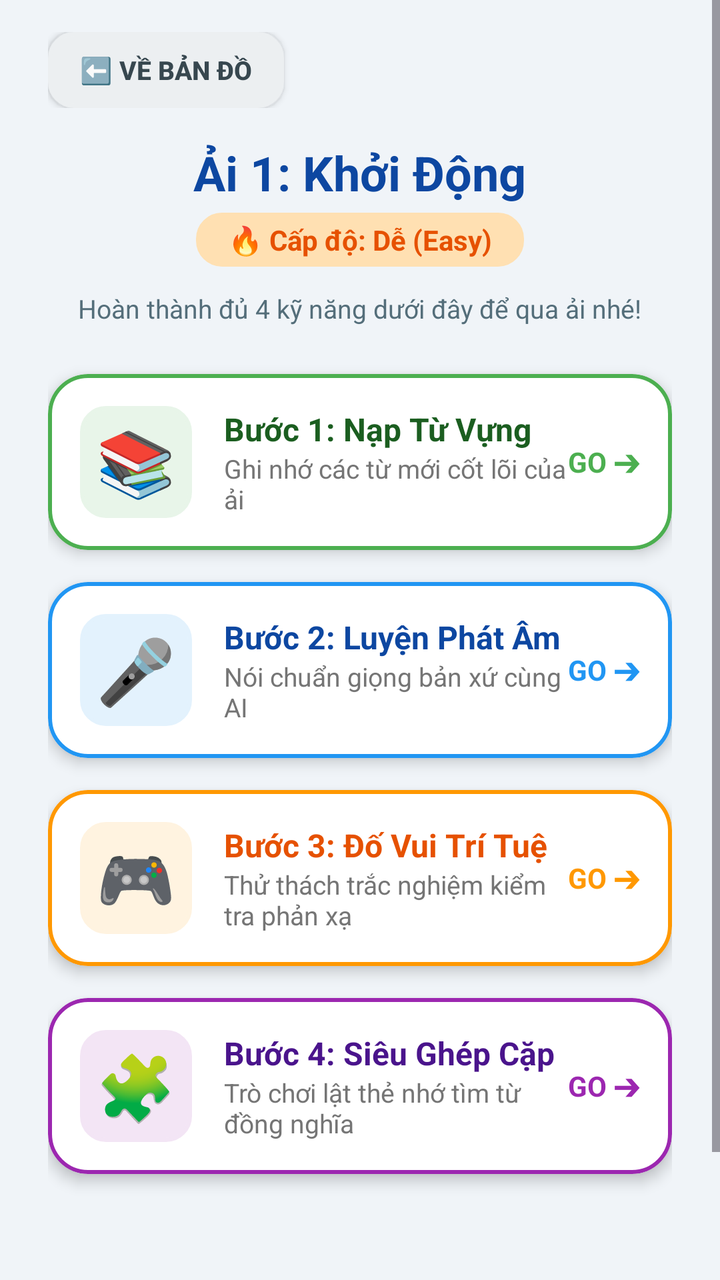
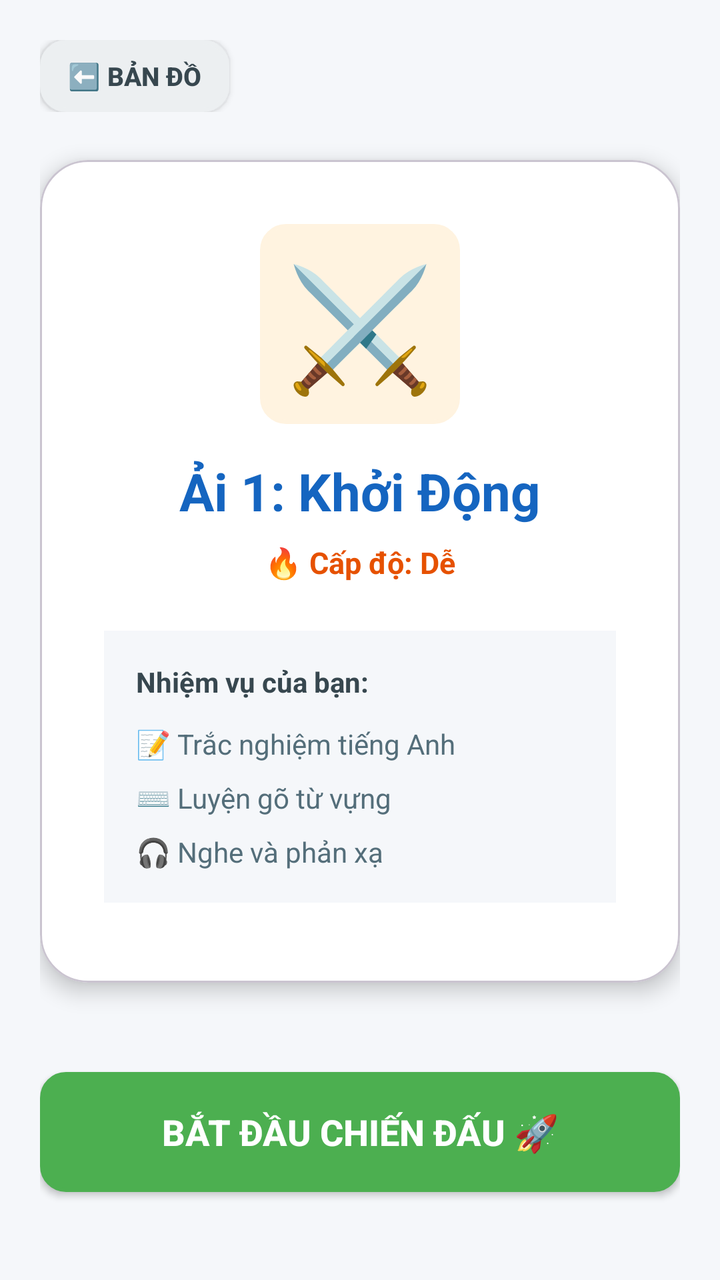

An Android layout rendered at two revisions. The XML below is the earlier revision; the diff shows what the commit changed to produce the second picture.
<!-- AndroidManifest.xml: application theme Theme.EnglishAI -->
<!-- res/layout/fragment_stage_mission.xml -->
<?xml version="1.0" encoding="utf-8"?>
<ScrollView xmlns:android="http://schemas.android.com/apk/res/android"
    xmlns:app="http://schemas.android.com/apk/res-auto"
    android:layout_width="match_parent"
    android:layout_height="match_parent"
    android:background="#F0F4F8"
    android:fillViewport="true">

    <LinearLayout
        android:layout_width="match_parent"
        android:layout_height="wrap_content"
        android:orientation="vertical"
        android:paddingHorizontal="24dp"
        android:paddingTop="16dp"
        android:paddingBottom="100dp">

        
        <LinearLayout
            android:layout_width="match_parent"
            android:layout_height="wrap_content"
            android:orientation="horizontal"
            android:gravity="center_vertical"
            android:layout_marginBottom="16dp">

            <androidx.appcompat.widget.AppCompatButton
                android:id="@+id/btnBackToHome"
                android:layout_width="wrap_content"
                android:layout_height="38dp"
                android:background="@drawable/bg_button_quiz"
                android:backgroundTint="#ECEFF1"
                android:text="⬅️ Về Bản Đồ"
                android:textColor="#37474F"
                android:textSize="13sp"
                android:textStyle="bold"
                android:paddingHorizontal="16dp"
                android:elevation="0dp"/>
        </LinearLayout>

        
        <LinearLayout
            android:layout_width="match_parent"
            android:layout_height="wrap_content"
            android:orientation="vertical"
            android:gravity="center"
            android:layout_marginBottom="24dp">

            <TextView
                android:id="@+id/tvStageTitle"
                android:layout_width="wrap_content"
                android:layout_height="wrap_content"
                android:text="Ải 1: Khởi Động"
                android:textSize="24sp"
                android:textStyle="bold"
                android:textColor="#0D47A1"/>

            <TextView
                android:id="@+id/tvStageDifficulty"
                android:layout_width="wrap_content"
                android:layout_height="wrap_content"
                android:text="🔥 Cấp độ: Dễ (Easy)"
                android:textSize="14sp"
                android:textStyle="bold"
                android:textColor="#E65100"
                android:layout_marginTop="4dp"
                android:background="@drawable/bg_button_quiz"
                android:backgroundTint="#FFE0B2"
                android:paddingHorizontal="16dp"
                android:paddingVertical="4dp"/>

            <TextView
                android:layout_width="wrap_content"
                android:layout_height="wrap_content"
                android:text="Hoàn thành đủ 4 kỹ năng dưới đây để qua ải nhé!"
                android:textSize="13sp"
                android:textColor="#546E7A"
                android:layout_marginTop="12dp"/>
        </LinearLayout>

        
        <com.google.android.material.card.MaterialCardView
            android:id="@+id/cardMissionVocab"
            android:layout_width="match_parent"
            android:layout_height="wrap_content"
            android:layout_marginBottom="16dp"
            app:cardCornerRadius="20dp"
            app:cardElevation="4dp"
            app:cardBackgroundColor="#FFFFFF"
            app:strokeWidth="2dp"
            app:strokeColor="#4CAF50"
            android:clickable="true"
            android:focusable="true">

            <LinearLayout
                android:layout_width="match_parent"
                android:layout_height="wrap_content"
                android:orientation="horizontal"
                android:padding="16dp"
                android:gravity="center_vertical"
                android:background="?attr/selectableItemBackground">

                <TextView
                    android:layout_width="56dp"
                    android:layout_height="56dp"
                    android:text="📚"
                    android:textSize="32sp"
                    android:gravity="center"
                    android:background="@drawable/bg_button_quiz"
                    android:backgroundTint="#E8F5E9"/>

                <LinearLayout
                    android:layout_width="0dp"
                    android:layout_height="wrap_content"
                    android:layout_weight="1"
                    android:orientation="vertical"
                    android:layout_marginStart="16dp">
                    <TextView
                        android:layout_width="wrap_content"
                        android:layout_height="wrap_content"
                        android:text="Bước 1: Nạp Từ Vựng"
                        android:textSize="16sp"
                        android:textStyle="bold"
                        android:textColor="#1B5E20"/>
                    <TextView
                        android:layout_width="wrap_content"
                        android:layout_height="wrap_content"
                        android:text="Ghi nhớ các từ mới cốt lõi của ải"
                        android:textSize="13sp"
                        android:textColor="#757575"/>
                </LinearLayout>

                <TextView
                    android:layout_width="wrap_content"
                    android:layout_height="wrap_content"
                    android:text="GO ➔"
                    android:textStyle="bold"
                    android:textColor="#4CAF50"
                    android:textSize="14sp"/>
            </LinearLayout>
        </com.google.android.material.card.MaterialCardView>

        
        <com.google.android.material.card.MaterialCardView
            android:id="@+id/cardMissionSpeaking"
            android:layout_width="match_parent"
            android:layout_height="wrap_content"
            android:layout_marginBottom="16dp"
            app:cardCornerRadius="20dp"
            app:cardElevation="4dp"
            app:cardBackgroundColor="#FFFFFF"
            app:strokeWidth="2dp"
            app:strokeColor="#2196F3"
            android:clickable="true"
            android:focusable="true">

            <LinearLayout
                android:layout_width="match_parent"
                android:layout_height="wrap_content"
                android:orientation="horizontal"
                android:padding="16dp"
                android:gravity="center_vertical"
                android:background="?attr/selectableItemBackground">

                <TextView
                    android:layout_width="56dp"
                    android:layout_height="56dp"
                    android:text="🎤"
                    android:textSize="32sp"
                    android:gravity="center"
                    android:background="@drawable/bg_button_quiz"
                    android:backgroundTint="#E3F2FD"/>

                <LinearLayout
                    android:layout_width="0dp"
                    android:layout_height="wrap_content"
                    android:layout_weight="1"
                    android:orientation="vertical"
                    android:layout_marginStart="16dp">
                    <TextView
                        android:layout_width="wrap_content"
                        android:layout_height="wrap_content"
                        android:text="Bước 2: Luyện Phát Âm"
                        android:textSize="16sp"
                        android:textStyle="bold"
                        android:textColor="#0D47A1"/>
                    <TextView
                        android:layout_width="wrap_content"
                        android:layout_height="wrap_content"
                        android:text="Nói chuẩn giọng bản xứ cùng AI"
                        android:textSize="13sp"
                        android:textColor="#757575"/>
                </LinearLayout>

                <TextView
                    android:layout_width="wrap_content"
                    android:layout_height="wrap_content"
                    android:text="GO ➔"
                    android:textStyle="bold"
                    android:textColor="#2196F3"
                    android:textSize="14sp"/>
            </LinearLayout>
        </com.google.android.material.card.MaterialCardView>

        
        <com.google.android.material.card.MaterialCardView
            android:id="@+id/cardMissionQuiz"
            android:layout_width="match_parent"
            android:layout_height="wrap_content"
            android:layout_marginBottom="16dp"
            app:cardCornerRadius="20dp"
            app:cardElevation="4dp"
            app:cardBackgroundColor="#FFFFFF"
            app:strokeWidth="2dp"
            app:strokeColor="#FF9800"
            android:clickable="true"
            android:focusable="true">

            <LinearLayout
                android:layout_width="match_parent"
                android:layout_height="wrap_content"
                android:orientation="horizontal"
                android:padding="16dp"
                android:gravity="center_vertical"
                android:background="?attr/selectableItemBackground">

                <TextView
                    android:layout_width="56dp"
                    android:layout_height="56dp"
                    android:text="🎮"
                    android:textSize="32sp"
                    android:gravity="center"
                    android:background="@drawable/bg_button_quiz"
                    android:backgroundTint="#FFF3E0"/>

                <LinearLayout
                    android:layout_width="0dp"
                    android:layout_height="wrap_content"
                    android:layout_weight="1"
                    android:orientation="vertical"
                    android:layout_marginStart="16dp">
                    <TextView
                        android:layout_width="wrap_content"
                        android:layout_height="wrap_content"
                        android:text="Bước 3: Đố Vui Trí Tuệ"
                        android:textSize="16sp"
                        android:textStyle="bold"
                        android:textColor="#E65100"/>
                    <TextView
                        android:layout_width="wrap_content"
                        android:layout_height="wrap_content"
                        android:text="Thử thách trắc nghiệm kiểm tra phản xạ"
                        android:textSize="13sp"
                        android:textColor="#757575"/>
                </LinearLayout>

                <TextView
                    android:layout_width="wrap_content"
                    android:layout_height="wrap_content"
                    android:text="GO ➔"
                    android:textStyle="bold"
                    android:textColor="#FF9800"
                    android:textSize="14sp"/>
            </LinearLayout>
        </com.google.android.material.card.MaterialCardView>

        
        <com.google.android.material.card.MaterialCardView
            android:id="@+id/cardMissionMemory"
            android:layout_width="match_parent"
            android:layout_height="wrap_content"
            android:layout_marginBottom="24dp"
            app:cardCornerRadius="20dp"
            app:cardElevation="4dp"
            app:cardBackgroundColor="#FFFFFF"
            app:strokeWidth="2dp"
            app:strokeColor="#9C27B0"
            android:clickable="true"
            android:focusable="true">

            <LinearLayout
                android:layout_width="match_parent"
                android:layout_height="wrap_content"
                android:orientation="horizontal"
                android:padding="16dp"
                android:gravity="center_vertical"
                android:background="?attr/selectableItemBackground">

                <TextView
                    android:layout_width="56dp"
                    android:layout_height="56dp"
                    android:text="🧩"
                    android:textSize="32sp"
                    android:gravity="center"
                    android:background="@drawable/bg_button_quiz"
                    android:backgroundTint="#F3E5F5"/>

                <LinearLayout
                    android:layout_width="0dp"
                    android:layout_height="wrap_content"
                    android:layout_weight="1"
                    android:orientation="vertical"
                    android:layout_marginStart="16dp">
                    <TextView
                        android:layout_width="wrap_content"
                        android:layout_height="wrap_content"
                        android:text="Bước 4: Siêu Ghép Cặp"
                        android:textSize="16sp"
                        android:textStyle="bold"
                        android:textColor="#4A148C"/>
                    <TextView
                        android:layout_width="wrap_content"
                        android:layout_height="wrap_content"
                        android:text="Trò chơi lật thẻ nhớ tìm từ đồng nghĩa"
                        android:textSize="13sp"
                        android:textColor="#757575"/>
                </LinearLayout>

                <TextView
                    android:layout_width="wrap_content"
                    android:layout_height="wrap_content"
                    android:text="GO ➔"
                    android:textStyle="bold"
                    android:textColor="#9C27B0"
                    android:textSize="14sp"/>
            </LinearLayout>
        </com.google.android.material.card.MaterialCardView>

    </LinearLayout>
</ScrollView>
<!-- resources referenced by this layout -->
<resources>
  <!-- drawable bg_button_quiz (drawable) -->
  <?xml version="1.0" encoding="utf-8"?>
  <shape xmlns:android="http://schemas.android.com/apk/res/android" android:shape="rectangle">
      <corners android:radius="12dp" />
      <solid android:color="#F5F5F5" />
      <stroke android:width="2dp" android:color="#BDBDBD" />
  </shape>
  <style name="Theme.EnglishAI" parent="Base.Theme.EnglishAI" />
  <style name="Base.Theme.EnglishAI" parent="Theme.Material3.DayNight.NoActionBar">
          
          
      </style>
</resources>

<!-- the commit's change to res/layout/fragment_stage_mission.xml (unified diff, before → after) -->
@@ -1,328 +1,137 @@
 <?xml version="1.0" encoding="utf-8"?>
-<ScrollView xmlns:android="http://schemas.android.com/apk/res/android"
+<LinearLayout xmlns:android="http://schemas.android.com/apk/res/android"
     xmlns:app="http://schemas.android.com/apk/res-auto"
     android:layout_width="match_parent"
     android:layout_height="match_parent"
-    android:background="#F0F4F8"
-    android:fillViewport="true">
+    android:background="#F5F7FA"
+    android:orientation="vertical"
+    android:padding="20dp"
+    android:gravity="center_horizontal">
 
+    
     <LinearLayout
         android:layout_width="match_parent"
         android:layout_height="wrap_content"
-        android:orientation="vertical"
-        android:paddingHorizontal="24dp"
-        android:paddingTop="16dp"
-        android:paddingBottom="100dp">
+        android:gravity="center_vertical"
+        android:layout_marginBottom="24dp">
 
-        
-        <LinearLayout
-            android:layout_width="match_parent"
-            android:layout_height="wrap_content"
-            android:orientation="horizontal"
-            android:gravity="center_vertical"
-            android:layout_marginBottom="16dp">
+        <androidx.appcompat.widget.AppCompatButton
+            android:id="@+id/btnBackToHome"
+            android:layout_width="wrap_content"
+            android:layout_height="36dp"
+            android:background="@drawable/bg_button_quiz"
+            android:backgroundTint="#ECEFF1"
+            android:text="⬅️ BẢN ĐỒ"
+            android:textColor="#37474F"
+            android:textSize="13sp"
+            android:textStyle="bold"
+            android:paddingHorizontal="14dp"
+            android:elevation="0dp"/>
+    </LinearLayout>
 
-            <androidx.appcompat.widget.AppCompatButton
-                android:id="@+id/btnBackToHome"
-                android:layout_width="wrap_content"
-                android:layout_height="38dp"
-                android:background="@drawable/bg_button_quiz"
-                android:backgroundTint="#ECEFF1"
-                android:text="⬅️ Về Bản Đồ"
-                android:textColor="#37474F"
-                android:textSize="13sp"
-                android:textStyle="bold"
-                android:paddingHorizontal="16dp"
-                android:elevation="0dp"/>
-        </LinearLayout>
+    
+    <com.google.android.material.card.MaterialCardView
+        android:layout_width="match_parent"
+        android:layout_height="wrap_content"
+        app:cardCornerRadius="24dp"
+        app:cardElevation="6dp"
+        app:cardBackgroundColor="#FFFFFF"
+        android:layout_marginBottom="32dp">
 
-        
         <LinearLayout
             android:layout_width="match_parent"
             android:layout_height="wrap_content"
             android:orientation="vertical"
             android:gravity="center"
-            android:layout_marginBottom="24dp">
+            android:padding="32dp">
+
+            
+            <TextView
+                android:layout_width="100dp"
+                android:layout_height="100dp"
+                android:text="⚔️"
+                android:textSize="60sp"
+                android:gravity="center"
+                android:background="@drawable/bg_button_quiz"
+                android:backgroundTint="#FFF3E0"
+                android:layout_marginBottom="16dp"/>
 
             <TextView
                 android:id="@+id/tvStageTitle"
                 android:layout_width="wrap_content"
                 android:layout_height="wrap_content"
                 android:text="Ải 1: Khởi Động"
-                android:textSize="24sp"
+                android:textSize="26sp"
                 android:textStyle="bold"
-                android:textColor="#0D47A1"/>
+                android:textColor="#1565C0"
+                android:layout_marginBottom="8dp"/>
 
             <TextView
                 android:id="@+id/tvStageDifficulty"
                 android:layout_width="wrap_content"
                 android:layout_height="wrap_content"
-                android:text="🔥 Cấp độ: Dễ (Easy)"
-                android:textSize="14sp"
+                android:text="🔥 Cấp độ: Dễ"
+                android:textColor="#E65100"
                 android:textStyle="bold"
-                android:textColor="#E65100"
-                android:layout_marginTop="4dp"
-                android:background="@drawable/bg_button_quiz"
-                android:backgroundTint="#FFE0B2"
-                android:paddingHorizontal="16dp"
-                android:paddingVertical="4dp"/>
+                android:textSize="15sp"
+                android:layout_marginBottom="24dp"/>
 
-            <TextView
-                android:layout_width="wrap_content"
-                android:layout_height="wrap_content"
-                android:text="Hoàn thành đủ 4 kỹ năng dưới đây để qua ải nhé!"
-                android:textSize="13sp"
-                android:textColor="#546E7A"
-                android:layout_marginTop="12dp"/>
-        </LinearLayout>
-
-        
-        <com.google.android.material.card.MaterialCardView
-            android:id="@+id/cardMissionVocab"
-            android:layout_width="match_parent"
-            android:layout_height="wrap_content"
-            android:layout_marginBottom="16dp"
-            app:cardCornerRadius="20dp"
-            app:cardElevation="4dp"
-            app:cardBackgroundColor="#FFFFFF"
-            app:strokeWidth="2dp"
-            app:strokeColor="#4CAF50"
-            android:clickable="true"
-            android:focusable="true">
-
+            
             <LinearLayout
                 android:layout_width="match_parent"
                 android:layout_height="wrap_content"
-                android:orientation="horizontal"
+                android:orientation="vertical"
+                android:background="#F5F7FA"
                 android:padding="16dp"
-                android:gravity="center_vertical"
-                android:background="?attr/selectableItemBackground">
-
-                <TextView
-                    android:layout_width="56dp"
-                    android:layout_height="56dp"
-                    android:text="📚"
-                    android:textSize="32sp"
-                    android:gravity="center"
-                    android:background="@drawable/bg_button_quiz"
-                    android:backgroundTint="#E8F5E9"/>
-
-                <LinearLayout
-                    android:layout_width="0dp"
-                    android:layout_height="wrap_content"
-                    android:layout_weight="1"
-                    android:orientation="vertical"
-                    android:layout_marginStart="16dp">
-                    <TextView
-                        android:layout_width="wrap_content"
-                        android:layout_height="wrap_content"
-                        android:text="Bước 1: Nạp Từ Vựng"
-                        android:textSize="16sp"
-                        android:textStyle="bold"
-                        android:textColor="#1B5E20"/>
-                    <TextView
-                        android:layout_width="wrap_content"
-                        android:layout_height="wrap_content"
-                        android:text="Ghi nhớ các từ mới cốt lõi của ải"
-                        android:textSize="13sp"
-                        android:textColor="#757575"/>
-                </LinearLayout>
+                android:layout_marginBottom="8dp">
 
                 <TextView
                     android:layout_width="wrap_content"
                     android:layout_height="wrap_content"
-                    android:text="GO ➔"
+                    android:text="Nhiệm vụ của bạn:"
                     android:textStyle="bold"
-                    android:textColor="#4CAF50"
-                    android:textSize="14sp"/>
-            </LinearLayout>
-        </com.google.android.material.card.MaterialCardView>
-
-        
-        <com.google.android.material.card.MaterialCardView
-            android:id="@+id/cardMissionSpeaking"
-            android:layout_width="match_parent"
-            android:layout_height="wrap_content"
-            android:layout_marginBottom="16dp"
-            app:cardCornerRadius="20dp"
-            app:cardElevation="4dp"
-            app:cardBackgroundColor="#FFFFFF"
-            app:strokeWidth="2dp"
-            app:strokeColor="#2196F3"
-            android:clickable="true"
-            android:focusable="true">
-
-            <LinearLayout
-                android:layout_width="match_parent"
-                android:layout_height="wrap_content"
-                android:orientation="horizontal"
-                android:padding="16dp"
-                android:gravity="center_vertical"
-                android:background="?attr/selectableItemBackground">
-
-                <TextView
-                    android:layout_width="56dp"
-                    android:layout_height="56dp"
-                    android:text="🎤"
-                    android:textSize="32sp"
-                    android:gravity="center"
-                    android:background="@drawable/bg_button_quiz"
-                    android:backgroundTint="#E3F2FD"/>
-
-                <LinearLayout
-                    android:layout_width="0dp"
-                    android:layout_height="wrap_content"
-                    android:layout_weight="1"
-                    android:orientation="vertical"
-                    android:layout_marginStart="16dp">
-                    <TextView
-                        android:layout_width="wrap_content"
-                        android:layout_height="wrap_content"
-                        android:text="Bước 2: Luyện Phát Âm"
-                        android:textSize="16sp"
-                        android:textStyle="bold"
-                        android:textColor="#0D47A1"/>
-                    <TextView
-                        android:layout_width="wrap_content"
-                        android:layout_height="wrap_content"
-                        android:text="Nói chuẩn giọng bản xứ cùng AI"
-                        android:textSize="13sp"
-                        android:textColor="#757575"/>
-                </LinearLayout>
+                    android:textColor="#37474F"
+                    android:layout_marginBottom="12dp"/>
 
                 <TextView
                     android:layout_width="wrap_content"
                     android:layout_height="wrap_content"
-                    android:text="GO ➔"
-                    android:textStyle="bold"
-                    android:textColor="#2196F3"
-                    android:textSize="14sp"/>
-            </LinearLayout>
-        </com.google.android.material.card.MaterialCardView>
-
-        
-        <com.google.android.material.card.MaterialCardView
-            android:id="@+id/cardMissionQuiz"
-            android:layout_width="match_parent"
-            android:layout_height="wrap_content"
-            android:layout_marginBottom="16dp"
-            app:cardCornerRadius="20dp"
-            app:cardElevation="4dp"
-            app:cardBackgroundColor="#FFFFFF"
-            app:strokeWidth="2dp"
-            app:strokeColor="#FF9800"
-            android:clickable="true"
-            android:focusable="true">
-
-            <LinearLayout
-                android:layout_width="match_parent"
-                android:layout_height="wrap_content"
-                android:orientation="horizontal"
-                android:padding="16dp"
-                android:gravity="center_vertical"
-                android:background="?attr/selectableItemBackground">
-
-                <TextView
-                    android:layout_width="56dp"
-                    android:layout_height="56dp"
-                    android:text="🎮"
-                    android:textSize="32sp"
-                    android:gravity="center"
-                    android:background="@drawable/bg_button_quiz"
-                    android:backgroundTint="#FFF3E0"/>
-
-                <LinearLayout
-                    android:layout_width="0dp"
-                    android:layout_height="wrap_content"
-                    android:layout_weight="1"
-                    android:orientation="vertical"
-                    android:layout_marginStart="16dp">
-                    <TextView
-                        android:layout_width="wrap_content"
-                        android:layout_height="wrap_content"
-                        android:text="Bước 3: Đố Vui Trí Tuệ"
-                        android:textSize="16sp"
-                        android:textStyle="bold"
-                        android:textColor="#E65100"/>
-                    <TextView
-                        android:layout_width="wrap_content"
-                        android:layout_height="wrap_content"
-                        android:text="Thử thách trắc nghiệm kiểm tra phản xạ"
-                        android:textSize="13sp"
-                        android:textColor="#757575"/>
-                </LinearLayout>
-
+                    android:text="📝 Trắc nghiệm tiếng Anh"
+                    android:textColor="#546E7A"
+                    android:layout_marginBottom="8dp"/>
                 <TextView
                     android:layout_width="wrap_content"
                     android:layout_height="wrap_content"
-                    android:text="GO ➔"
-                    android:textStyle="bold"
-                    android:textColor="#FF9800"
-                    android:textSize="14sp"/>
-            </LinearLayout>
-        </com.google.android.material.card.MaterialCardView>
-
-        
-        <com.google.android.material.card.MaterialCardView
-            android:id="@+id/cardMissionMemory"
-            android:layout_width="match_parent"
-            android:layout_height="wrap_content"
-            android:layout_marginBottom="24dp"
-            app:cardCornerRadius="20dp"
-            app:cardElevation="4dp"
-            app:cardBackgroundColor="#FFFFFF"
-            app:strokeWidth="2dp"
-            app:strokeColor="#9C27B0"
-            android:clickable="true"
-            android:focusable="true">
-
-            <LinearLayout
-                android:layout_width="match_parent"
-                android:layout_height="wrap_content"
-                android:orientation="horizontal"
-                android:padding="16dp"
-                android:gravity="center_vertical"
-                android:background="?attr/selectableItemBackground">
-
-                <TextView
-                    android:layout_width="56dp"
-                    android:layout_height="56dp"
-                    android:text="🧩"
-                    android:textSize="32sp"
-                    android:gravity="center"
-                    android:background="@drawable/bg_button_quiz"
-                    android:backgroundTint="#F3E5F5"/>
-
-                <LinearLayout
-                    android:layout_width="0dp"
-                    android:layout_height="wrap_content"
-                    android:layout_weight="1"
-                    android:orientation="vertical"
-                    android:layout_marginStart="16dp">
-                    <TextView
-                        android:layout_width="wrap_content"
-                        android:layout_height="wrap_content"
-                        android:text="Bước 4: Siêu Ghép Cặp"
-                        android:textSize="16sp"
-                        android:textStyle="bold"
-                        android:textColor="#4A148C"/>
-                    <TextView
-                        android:layout_width="wrap_content"
-                        android:layout_height="wrap_content"
-                        android:text="Trò chơi lật thẻ nhớ tìm từ đồng nghĩa"
-                        android:textSize="13sp"
-                        android:textColor="#757575"/>
-                </LinearLayout>
-
+                    android:text="⌨️ Luyện gõ từ vựng"
+                    android:textColor="#546E7A"
+                    android:layout_marginBottom="8dp"/>
                 <TextView
                     android:layout_width="wrap_content"
                     android:layout_height="wrap_content"
-                    android:text="GO ➔"
-                    android:textStyle="bold"
-                    android:textColor="#9C27B0"
-                    android:textSize="14sp"/>
+                    android:text="🎧 Nghe và phản xạ"
+                    android:textColor="#546E7A"/>
             </LinearLayout>
-        </com.google.android.material.card.MaterialCardView>
 
-    </LinearLayout>
-</ScrollView>
+        </LinearLayout>
+    </com.google.android.material.card.MaterialCardView>
+
+    <Space
+        android:layout_width="match_parent"
+        android:layout_height="0dp"
+        android:layout_weight="1"/>
+
+    
+    <androidx.appcompat.widget.AppCompatButton
+        android:id="@+id/btnStartBattle"
+        android:layout_width="match_parent"
+        android:layout_height="60dp"
+        android:background="@drawable/bg_button_quiz"
+        android:backgroundTint="#4CAF50"
+        android:text="BẮT ĐẦU CHIẾN ĐẤU 🚀"
+        android:textColor="#FFFFFF"
+        android:textSize="18sp"
+        android:textStyle="bold"
+        android:elevation="6dp"
+        android:layout_marginBottom="24dp"/>
+
+</LinearLayout>
